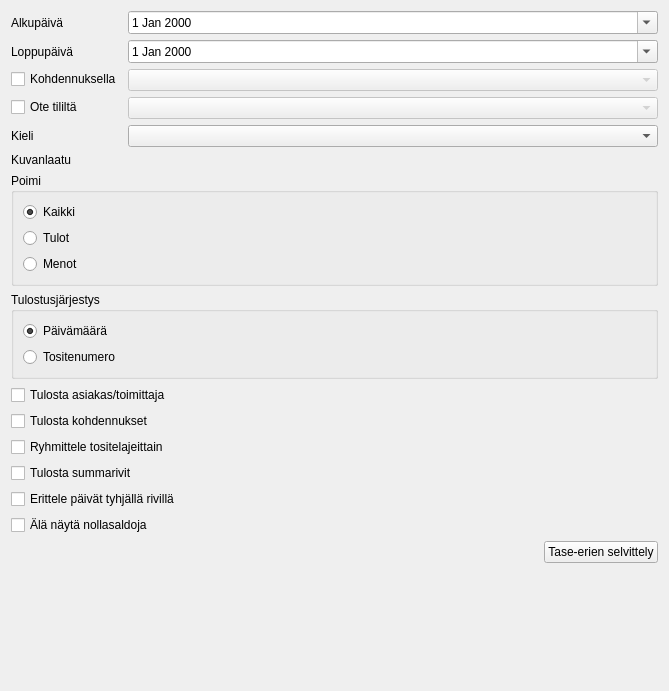
artoh/kitupiikki, file kitsas/raportti/paivakirja.ui: the form before one commit.
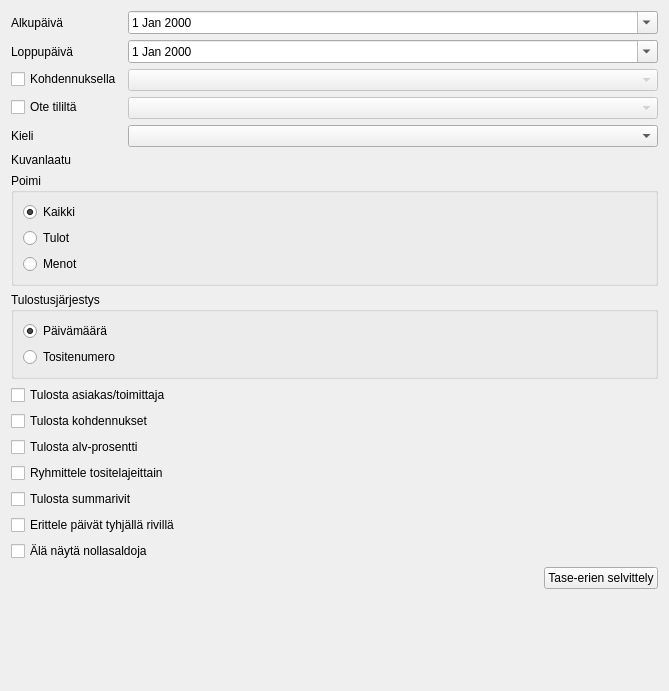
The form after the commit. Icons and pictures are not drawn. Custom widgets are drawn as their Qt base class.

Diff of the .ui file:
```diff
--- a/kitsas/raportti/paivakirja.ui
+++ b/kitsas/raportti/paivakirja.ui
@@ -205,6 +205,17 @@
      </property>
     </widget>
    </item>
+   <item>
+    <widget class="QCheckBox" name="alvCheck">
+     <property name="text">
+      <string>Tulosta alv-prosentti</string>
+     </property>
+     <property name="icon">
+      <iconset resource="../pic/pic.qrc">
+       <normaloff>:/pic/vero.png</normaloff>:/pic/vero.png</iconset>
+     </property>
+    </widget>
+   </item>
    <item>
     <widget class="QCheckBox" name="ryhmittelelajeittainCheck">
      <property name="text">
```
Left out of the diff: 23 changed lines with no effect on the pictures.
